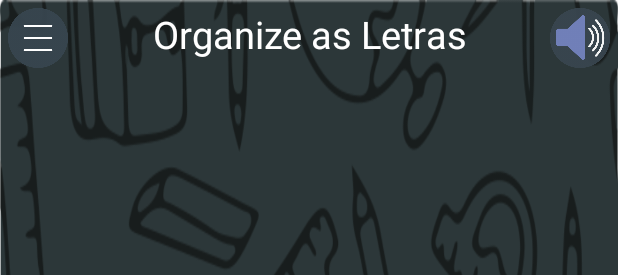
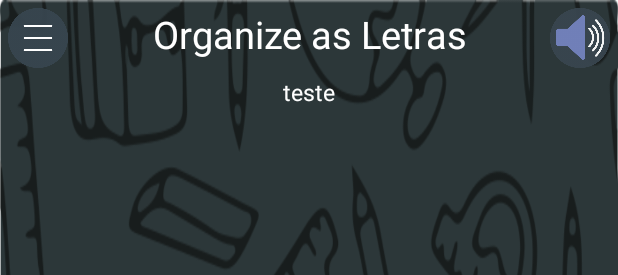
Before and after one commit to jeferson-sh/Embaralhado, an Android app: the layout activity_shuffler_game_mode.xml on its own in the app's theme, with its tools: preview values and no code run, on a phone screen of 412 x 824 dp. Shown: the top 275 px of the screen. Run offline under Robolectric (Android 15) with nearby library versions, the phone set to English and light mode, and no system bars.

Commit message:
musicas editadas

```diff
--- a/app/src/main/java/estagio3/ufpb/com/br/projeto1/BackgroundSoundService.java
+++ b/app/src/main/java/estagio3/ufpb/com/br/projeto1/BackgroundSoundService.java
@@ -15,7 +15,8 @@ public class BackgroundSoundService extends Service {
     public void onCreate() {
         super.onCreate();
         player = MediaPlayer.create(this, R.raw.back_step);
-        player.setLooping(true); // Set looping
+        player.setLooping(true);
+        player.seekTo(29000);// Set looping
         player.setVolume(100,100);
     }
     public int onStartCommand(Intent intent, int flags, int startId) {
--- a/app/src/main/res/layout/activity_shuffler_game_mode.xml
+++ b/app/src/main/res/layout/activity_shuffler_game_mode.xml
@@ -38,18 +38,25 @@
             android:id="@+id/somButton"
             android:layout_margin="5dp"
             android:background="@drawable/sound_button"/>
+
     </LinearLayout>
     <LinearLayout
         android:layout_width="match_parent"
         android:layout_height="wrap_content"
-        android:orientation="horizontal"
+        android:orientation="vertical"
         android:gravity="center"
         android:id="@+id/linearImage">
+        <TextView
+            android:layout_width="wrap_content"
+            android:layout_height="wrap_content"
+            android:text="teste"
+            android:id="@+id/textCountNivel"
+            android:textSize="15sp"
+            android:textColor="#ffffff"/>
 
         <ImageView
             android:layout_width="wrap_content"
             android:layout_height="70dp"
-            android:layout_margin="5dp"
             android:id="@+id/imageQuestion"/>
     </LinearLayout>
 
@@ -58,8 +65,7 @@
         android:layout_height="wrap_content"
         android:id="@+id/drop"
         android:gravity="center"
-        android:orientation="horizontal"
-        android:layout_marginTop="5dp">
+        android:orientation="horizontal">
 
         <LinearLayout
             android:layout_width="40dp"
@@ -187,7 +193,6 @@
         android:layout_height="wrap_content"
         android:orientation="horizontal"
         android:id="@+id/drag"
-        android:layout_marginTop="5dp"
         android:gravity="center">
 
         <ImageView
@@ -289,7 +294,7 @@
                 android:layout_height="45dp"
                 android:id="@+id/checkButton"
                 android:background="@drawable/checked"
-               android:layout_margin="5dp"
+                android:layout_margin="5dp"
                 android:onClick="VerifyWord"/>
 
             <ImageButton
```
Also changed, not shown: app/src/main/java/estagio3/ufpb/com/br/projeto1/ShufflerGameMode.java (+6 -1 lines), 1 other file.
